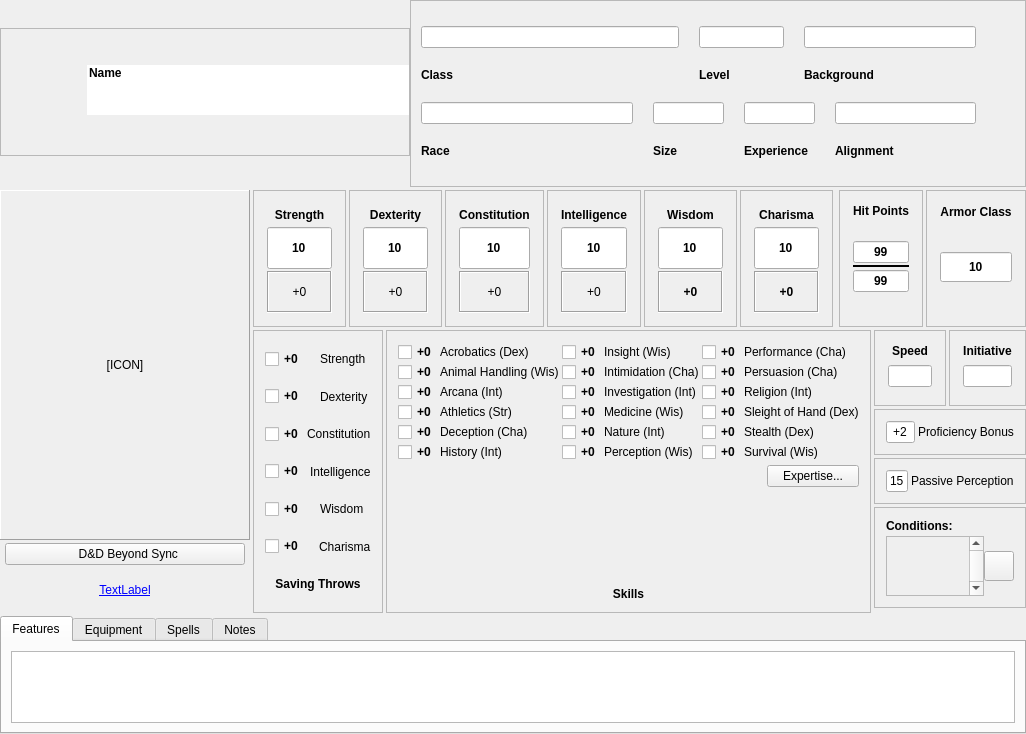
Old version of the form DMHelper/src/characterframe.ui in the repository MMetze/DMHelper.
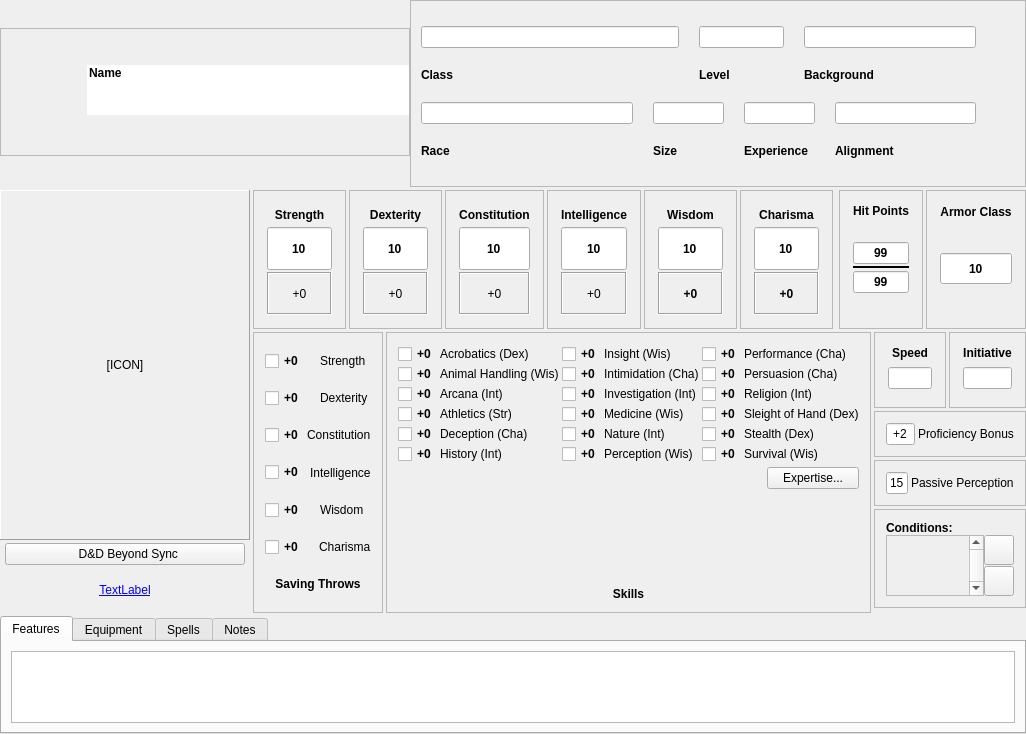
New version of the form. Icons and pictures are not drawn.

Commit message: Added Clear Conditions buttons

The edit to the form file:
```diff
--- a/DMHelper/src/characterframe.ui
+++ b/DMHelper/src/characterframe.ui
@@ -6876,9 +6876,9 @@
                 <property name="frameShadow">
                  <enum>QFrame::Raised</enum>
                 </property>
-                <layout class="QVBoxLayout" name="verticalLayout_6">
+                <layout class="QVBoxLayout" name="verticalLayout_9">
                  <property name="spacing">
-                  <number>3</number>
+                  <number>0</number>
                  </property>
                  <property name="leftMargin">
                   <number>0</number>
@@ -6947,14 +6947,19 @@
                        <rect>
                         <x>0</x>
                         <y>0</y>
-                        <width>74</width>
-                        <height>58</height>
+                        <width>54</width>
+                        <height>68</height>
                        </rect>
                       </property>
                      </widget>
                     </widget>
                    </item>
                    <item>
+                    <layout class="QVBoxLayout" name="verticalLayout_6">
+                     <property name="spacing">
+                      <number>1</number>
+                     </property>
+                     <item>
                     <widget class="QPushButton" name="btnEditConditions">
                      <property name="minimumSize">
                       <size>
@@ -6982,6 +6987,37 @@
                       </size>
                      </property>
                     </widget>
+                     </item>
+                     <item>
+                      <widget class="QPushButton" name="btnRemoveConditions">
+                       <property name="minimumSize">
+                        <size>
+                         <width>30</width>
+                         <height>30</height>
+                        </size>
+                       </property>
+                       <property name="maximumSize">
+                        <size>
+                         <width>30</width>
+                         <height>30</height>
+                        </size>
+                       </property>
+                       <property name="text">
+                        <string/>
+                       </property>
+                       <property name="icon">
+                        <iconset resource="resources.qrc">
+                         <normaloff>:/img/data/icon_remove.png</normaloff>:/img/data/icon_remove.png</iconset>
+                       </property>
+                       <property name="iconSize">
+                        <size>
+                         <width>24</width>
+                         <height>24</height>
+                        </size>
+                       </property>
+                      </widget>
+                     </item>
+                    </layout>
                    </item>
                   </layout>
                  </item>
```
Lines whose indentation alone changed are shown as unchanged. The commit also changes 14 other files.
